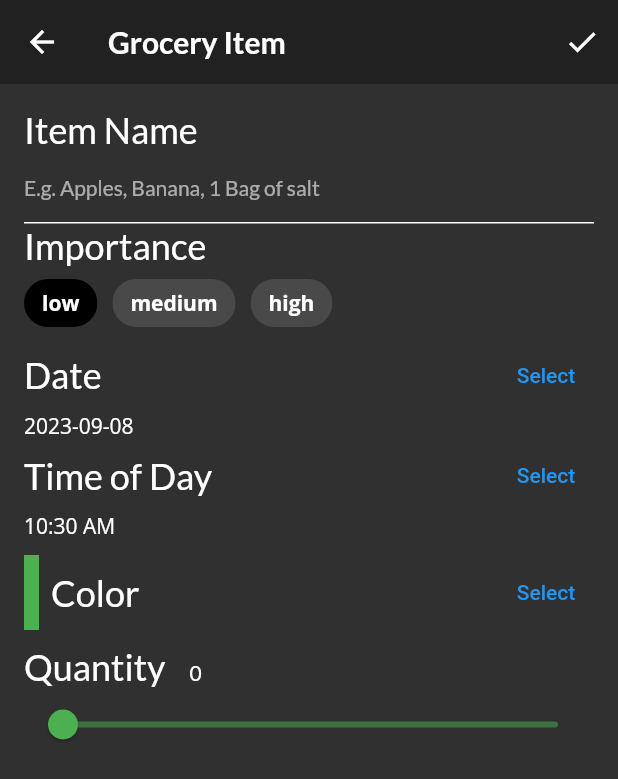
After one commit to oozoemenam/foodbook, a Flutter app: the screen it shows after launch, item 3 of the bottom bar chosen, after a tap on the "add" icon, on a phone screen of 412 x 824 dp. The commit adds this screen. Shown: the top 779 px of the screen. Run offline on Flutter 3.47's test engine with Material 2 defaults, Android fonts, the phone set to English and light mode, and no system bars; our stand-ins replace flutter_colorpicker, google_fonts.

Commit message:
grocery item screen

```diff
--- a/lib/main.dart
+++ b/lib/main.dart
@@ -21,6 +21,7 @@ class SocialRecipeApp extends StatelessWidget {
         home: MultiProvider(
           providers: [
             ChangeNotifierProvider(create: (context) => TabManager()),
+            ChangeNotifierProvider(create: (context) => GroceryManager()),
           ],
           child: const Home(),
         ));
--- /dev/null
+++ b/lib/models/grocery_manager.dart
@@ -0,0 +1,30 @@
+import 'package:flutter/material.dart';
+
+import 'grocery_item.dart';
+
+class GroceryManager extends ChangeNotifier {
+  final _groceryItems = <GroceryItem>[];
+
+  List<GroceryItem> get groceryItems => List.unmodifiable(_groceryItems);
+
+  void addItem(GroceryItem item) {
+    _groceryItems.add(item);
+    notifyListeners();
+  }
+
+  void completeItem(int index, bool change) {
+    final item = _groceryItems[index];
+    _groceryItems[index] = item.copyWith(isComplete: change);
+    notifyListeners();
+  }
+
+  void deleteItem(int index) {
+    _groceryItems.removeAt(index);
+    notifyListeners();
+  }
+
+  void updateItem(GroceryItem item, int index) {
+    _groceryItems[index] = item;
+    notifyListeners();
+  }
+}
--- a/lib/models/models.dart
+++ b/lib/models/models.dart
@@ -1,6 +1,7 @@
 export 'explore_data.dart';
 export 'explore_recipe.dart';
 export 'grocery_item.dart';
+export 'grocery_manager.dart';
 export 'post.dart';
 export 'simple_recipe.dart';
 export 'tab_manager.dart';
--- /dev/null
+++ b/lib/screens/grocery_item_screen.dart
@@ -0,0 +1,337 @@
+import 'package:flutter/material.dart';
+import 'package:flutter_colorpicker/flutter_colorpicker.dart';
+import 'package:google_fonts/google_fonts.dart';
+import 'package:intl/intl.dart';
+
+import '../models/grocery_item.dart';
+
+class GroceryItemScreen extends StatefulWidget {
+  final Function(GroceryItem) onCreate;
+  final Function(GroceryItem) onUpdate;
+  final GroceryItem? originalItem;
+  final bool isUpdating;
+
+  const GroceryItemScreen({
+    super.key,
+    required this.onCreate,
+    required this.onUpdate,
+    this.originalItem
+  }) : isUpdating = (originalItem != null);
+
+  @override
+  State<GroceryItemScreen> createState() => _GroceryItemScreenState();
+}
+
+class _GroceryItemScreenState extends State<GroceryItemScreen> {
+  final _nameController = TextEditingController();
+  String _name = '';
+  Importance _importance = Importance.low;
+  DateTime _dueDate = DateTime.now();
+  TimeOfDay _timeOfDay = TimeOfDay.now();
+  Color _currentColor = Colors.green;
+  int _currentSliderValue = 0;
+
+  @override
+  void initState() {
+    super.initState();
+    final originalItem = widget.originalItem;
+    if (originalItem != null) {
+      _nameController.text = originalItem.name;
+      _name = originalItem.name;
+      _currentSliderValue = originalItem.quantity;
+      _importance = originalItem.importance;
+      _currentColor = originalItem.color;
+      final date = originalItem.date;
+      _timeOfDay = TimeOfDay(hour: date.hour, minute: date.minute);
+      _dueDate = date;
+    }
+    _nameController.addListener(() {
+      setState(() {
+        _name = _nameController.text;
+      });
+    });
+  }
+
+  @override
+  void dispose() {
+    _nameController.dispose();
+    super.dispose();
+  }
+
+  @override
+  Widget build(BuildContext context) {
+    return Scaffold(
+      appBar: AppBar(
+        actions: [
+          IconButton(
+            icon: const Icon(Icons.check),
+            onPressed: () {
+              // TODO: Add callback handler
+            },
+          ),
+        ],
+        elevation: 0.0,
+        title: Text(
+          'Grocery Item',
+          style: GoogleFonts.lato(fontWeight: FontWeight.w600),
+        ),
+      ),
+      body: Container (
+        padding: const EdgeInsets.all(16.0),
+        child: ListView(
+          children: [
+            buildNameField(),
+            buildImportanceField(),
+            buildDateField(context),
+            buildTimeField(context),
+            const SizedBox(height: 10.0,),
+            buildColorPicker(context),
+            const SizedBox(height: 10.0,),
+            buildQuantityField(),
+            // TODO: Add fields and pickers
+          ],
+        ),
+      ),
+    );
+  }
+
+  Widget buildNameField() {
+    return Column(
+      crossAxisAlignment: CrossAxisAlignment.start,
+      children: [
+        Text(
+          'Item Name',
+          style: GoogleFonts.lato(fontSize: 24.0),
+        ),
+        TextField(
+          controller: _nameController,
+          cursorColor: _currentColor,
+          decoration: InputDecoration(
+            hintText: 'E.g. Apples, Banana, 1 Bag of salt',
+            hintStyle: GoogleFonts.lato(fontSize: 14.0),
+            enabledBorder: const UnderlineInputBorder(
+              borderSide: BorderSide(color: Colors.white),
+            ),
+            focusedBorder: UnderlineInputBorder(
+              borderSide: BorderSide(color: _currentColor),
+            ),
+            border: UnderlineInputBorder(
+              borderSide: BorderSide(color: _currentColor),
+            ),
+          ),
+        ),
+      ],
+    );
+  }
+
+  Widget buildImportanceField() {
+    return Column (
+      crossAxisAlignment: CrossAxisAlignment.start,
+      children: [
+        Text(
+          'Importance',
+          style: GoogleFonts.lato(fontSize: 24.0),
+        ),
+        Wrap(
+          spacing: 10.0,
+          children: [
+            ChoiceChip(
+              selectedColor: Colors.black,
+              selected: _importance == Importance.low,
+              label: const Text(
+                'low',
+                style: TextStyle(color: Colors.white),
+              ),
+              onSelected: (selected) {
+                setState(() {
+                  _importance = Importance.low;
+                });
+              },
+            ),
+            ChoiceChip(
+              selectedColor: Colors.black,
+              selected: _importance == Importance.medium,
+              label: const Text(
+                'medium',
+                style: TextStyle(color: Colors.white),
+              ),
+              onSelected: (selected) {
+                setState(() {
+                  _importance = Importance.medium;
+                });
+              },
+            ),
+            ChoiceChip(
+              selectedColor: Colors.black,
+              selected: _importance == Importance.high,
+              label: const Text(
+                'high',
+                style: TextStyle(color: Colors.white),
+              ),
+              onSelected: (selected) {
+                setState(() {
+                  _importance = Importance.high;
+                });
+              },
+            ),
+          ],
+        )
+      ],
+    );
+  }
+
+  Widget buildDateField(BuildContext context) {
+    return Column(
+      crossAxisAlignment: CrossAxisAlignment.start,
+      children: [
+        Row(
+          mainAxisAlignment: MainAxisAlignment.spaceBetween,
+          children: [
+            Text(
+              'Date',
+              style: GoogleFonts.lato(fontSize: 24.0),
+            ),
+            TextButton(
+              child: const Text('Select'),
+              onPressed: () async {
+                final currentDate = DateTime.now();
+                final selectedDate = await showDatePicker(
+                  context: context,
+                  initialDate: currentDate,
+                  firstDate: currentDate,
+                  lastDate: DateTime(currentDate.year + 5),
+                );
+                setState(() {
+                  if (selectedDate != null) {
+                    _dueDate = selectedDate;
+                  }
+                });
+              },
+            ),
+          ],
+        ),
+        Text(DateFormat('yyyy-MM-dd').format(_dueDate)),
+      ],
+    );
+  }
+
+  Widget buildTimeField(BuildContext context) {
+    return Column(
+      crossAxisAlignment: CrossAxisAlignment.start,
+      children: [
+        Row(
+          mainAxisAlignment: MainAxisAlignment.spaceBetween,
+          children: [
+            Text(
+              'Time of Day',
+              style: GoogleFonts.lato(fontSize: 24.0),
+            ),
+            TextButton(
+              child: const Text('Select'),
+              onPressed: () async {
+                final timeOfDay = await showTimePicker(
+                  initialTime: TimeOfDay.now(),
+                  context: context
+                );
+                setState(() {
+                  if (timeOfDay != null) {
+                    _timeOfDay = timeOfDay;
+                  }
+                });
+              },
+            ),
+          ],
+        ),
+        Text(_timeOfDay.format(context)),
+      ],
+    );
+  }
+
+  Widget buildColorPicker(BuildContext context) {
+    return Row(
+      mainAxisAlignment: MainAxisAlignment.spaceBetween,
+      children: [
+        Row(
+          children: [
+            Container(
+              height: 50.0,
+              width: 10.0,
+              color: _currentColor,
+            ),
+            const SizedBox(width: 8.0,),
+            Text(
+              'Color',
+              style: GoogleFonts.lato(fontSize: 24.0),
+            ),
+          ],
+        ),
+        TextButton(
+          child: const Text('Select'),
+          onPressed: () {
+            showDialog(
+              context: context,
+              builder: (context) {
+                return AlertDialog(
+                  content: BlockPicker(
+                    pickerColor: Colors.white,
+                    onColorChanged: (color) {
+                      setState(() {
+                        _currentColor = color;
+                      });
+                    },
+                  ),
+                  actions: [
+                    TextButton(
+                      child: const Text('Save'),
+                      onPressed: () {
+                        Navigator.of(context).pop();
+                      },
+                    ),
+                  ],
+                );
+              }
+            );
+          },
+        ),
+      ],
+    );
+  }
+
+  Widget buildQuantityField() {
+    return Column(
+      crossAxisAlignment: CrossAxisAlignment.start,
+      children: [
+        Row(
+          crossAxisAlignment: CrossAxisAlignment.baseline,
+          textBaseline: TextBaseline.alphabetic,
+          children: [
+            Text(
+              'Quantity',
+              style: GoogleFonts.lato(fontSize: 24.0),
+            ),
+            const SizedBox(width: 16.0,),
+            Text(
+              _currentSliderValue.toInt().toString(),
+              style: GoogleFonts.lato(fontSize: 14.0),
+            ),
+          ],
+        ),
+        Slider(
+          inactiveColor: _currentColor.withOpacity(0.5),
+          activeColor: _currentColor,
+          value: _currentSliderValue.toDouble(),
+          min: 0.0,
+          max: 100.0,
+          divisions: 100,
+          label: _currentSliderValue.toInt().toString(),
+          onChanged: (double value) {
+            setState(() {
+              _currentSliderValue = value.toInt();
+            });
+          },
+        ),
+      ],
+    );
+  }
+  // TODO: Add build fields()
+}
--- a/lib/screens/grocery_screen.dart
+++ b/lib/screens/grocery_screen.dart
@@ -1,12 +1,48 @@
 import 'package:flutter/material.dart';
+import 'package:provider/provider.dart';
 
+import '../models/models.dart';
 import 'empty_grocery_screen.dart';
+import 'grocery_item_screen.dart';
 
 class GroceryScreen extends StatelessWidget {
   const GroceryScreen({super.key});
 
   @override
   Widget build(BuildContext context) {
-    return const EmptyGroceryScreen();
+    return Scaffold(
+      floatingActionButton: FloatingActionButton(
+        child: const Icon(Icons.add),
+        onPressed: () {
+          final manager = Provider.of<GroceryManager>(context, listen: false);
+          Navigator.push(
+            context,
+            MaterialPageRoute(
+              builder: (context) => GroceryItemScreen(
+                onCreate: (item) {
+                  manager.addItem(item);
+                  Navigator.pop(context);
+                },
+                onUpdate: (item) {
+
+                },
+             ),
+           ),
+          );
+        },
+      ),
+      body: buildGroceryScreen(),
+    );
+  }
+
+  Widget buildGroceryScreen() {
+    return Consumer<GroceryManager>(builder: (context, manager, child) {
+      if (manager.groceryItems.isNotEmpty) {
+        // TODO: Add GroceryListScreen
+        return Container();
+      } else {
+        return const EmptyGroceryScreen();
+      }
+    });
   }
 }
--- a/pubspec.yaml
+++ b/pubspec.yaml
@@ -10,8 +10,11 @@ environment:
 dependencies:
   flutter:
     sdk: flutter
+  flutter_colorpicker: ^1.0.3
   google_fonts: ^5.1.0
+  intl: ^0.18.1
   provider: ^6.0.5
+  uuid: ^4.0.0
 
 dev_dependencies:
   flutter_test:
```
Also changed, not shown: pubspec.lock.
